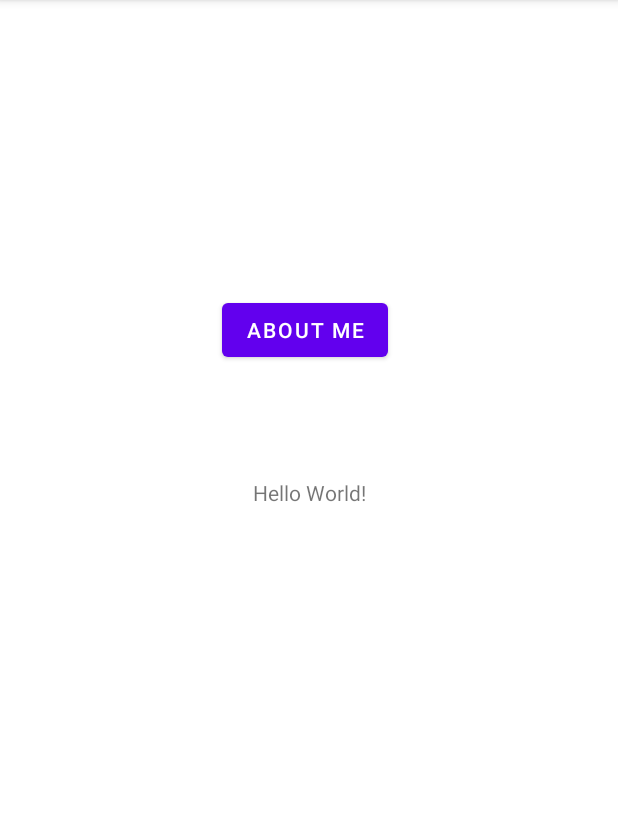
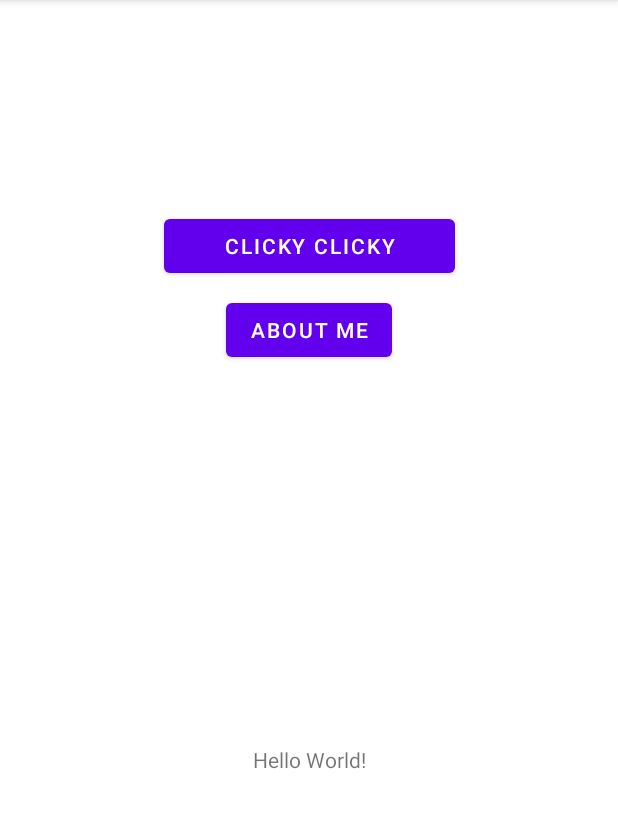
Before and after one commit to siyuh3/NUMAD22Sp_SiyuHou, an Android app: the screen it shows after launch (MainActivity), on a phone screen of 412 x 824 dp, the part 84-912 px from its top. Run offline under Robolectric (Android 15) with nearby library versions, the phone set to English and light mode, and no system bars.

Commit message:
add new button to open new page

```diff
--- a/app/src/main/AndroidManifest.xml
+++ b/app/src/main/AndroidManifest.xml
@@ -10,6 +10,9 @@
         android:supportsRtl="true"
         android:theme="@style/Theme.NUMAD22Sp_SiyuHou">
         <activity
+            android:name=".MainActivity2"
+            android:exported="false" />
+        <activity
             android:name=".MainActivity"
             android:exported="true">
             <intent-filter>
--- a/app/src/main/java/com/example/numad22sp_siyuhou/MainActivity.java
+++ b/app/src/main/java/com/example/numad22sp_siyuhou/MainActivity.java
@@ -2,12 +2,14 @@ package com.example.numad22sp_siyuhou;
 
 import androidx.appcompat.app.AppCompatActivity;
 
+import android.content.Intent;
 import android.os.Bundle;
 import android.view.View;
+import android.widget.Button;
 import android.widget.Toast;
 
 public class MainActivity extends AppCompatActivity {
-
+    private Button button;
     public void toastMsg(String msg) {
         Toast toast = Toast.makeText(this, msg, Toast.LENGTH_LONG);
         toast.show();
@@ -21,5 +23,18 @@ public class MainActivity extends AppCompatActivity {
     protected void onCreate(Bundle savedInstanceState) {
         super.onCreate(savedInstanceState);
         setContentView(R.layout.activity_main);
+
+        button = (Button) findViewById(R.id.button2);
+        button.setOnClickListener(new View.OnClickListener() {
+            @Override
+            public void onClick(View view) {
+                openActivity2();
+            }
+        });
+    }
+
+    public void openActivity2(){
+        Intent intent = new Intent(this, MainActivity2.class);
+        startActivity(intent);
     }
 }
--- a/app/src/main/res/layout/activity_main.xml
+++ b/app/src/main/res/layout/activity_main.xml
@@ -10,7 +10,6 @@
         android:id="@+id/textView"
         android:layout_width="wrap_content"
         android:layout_height="wrap_content"
-        android:layout_marginBottom="356dp"
         android:text="Hello World!"
         app:layout_constraintBottom_toBottomOf="parent"
         app:layout_constraintLeft_toLeftOf="parent"
@@ -23,10 +22,25 @@
         android:layout_height="wrap_content"
         android:layout_marginStart="148dp"
         android:layout_marginTop="196dp"
+        android:layout_marginEnd="148dp"
+        android:onClick="displayToastMsg"
         android:text="@string/about_me"
-        android:onClick = "displayToastMsg"
+        app:layout_constraintEnd_toEndOf="parent"
         app:layout_constraintStart_toStartOf="parent"
         app:layout_constraintTop_toTopOf="parent" />
 
+    <Button
+        android:id="@+id/button2"
+        android:layout_width="194dp"
+        android:layout_height="48dp"
+        android:layout_marginStart="8dp"
+        android:layout_marginEnd="8dp"
+        android:layout_marginBottom="8dp"
+        android:text="@string/clicky_clicky"
+        app:layout_constraintBottom_toTopOf="@+id/button"
+        app:layout_constraintEnd_toEndOf="parent"
+        app:layout_constraintHorizontal_bias="0.5"
+        app:layout_constraintStart_toStartOf="parent" />
+
 
 </androidx.constraintlayout.widget.ConstraintLayout>
--- a/app/src/main/res/values/strings.xml
+++ b/app/src/main/res/values/strings.xml
@@ -1,4 +1,5 @@
 <resources>
     <string name="app_name">NUMAD22Sp_SiyuHou</string>
     <string name="about_me">about me</string>
+    <string name="clicky_clicky">Clicky Clicky</string>
 </resources>
```
Also changed, not shown: app/src/main/java/com/example/numad22sp_siyuhou/MainActivity2.java (added, +14 -0 lines), app/src/main/res/layout/activity_main2.xml (added, +9 -0 lines).
